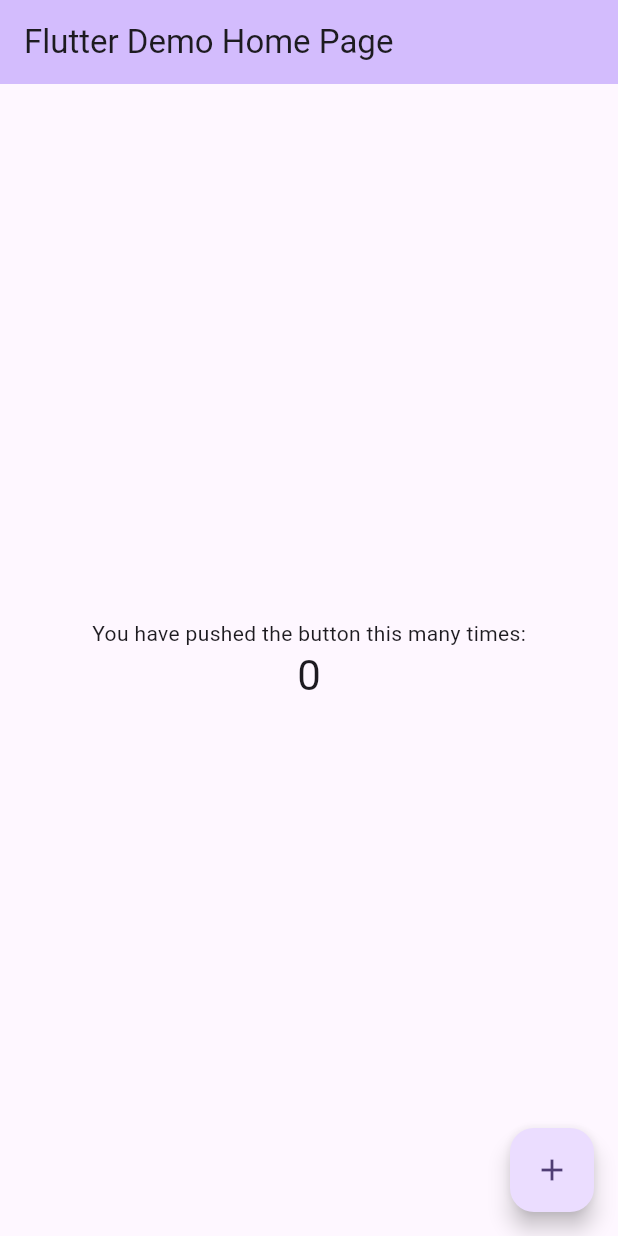
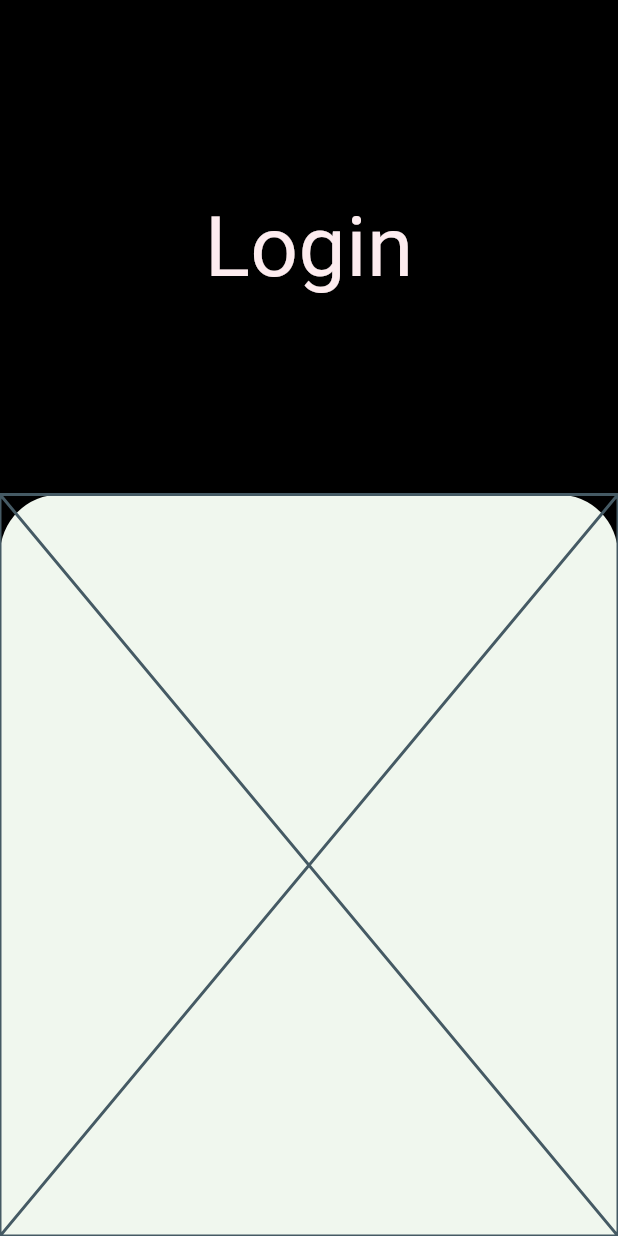
Before and after one commit to yurifilgueira/login_app_flutter, a Flutter app: the screen it shows after launch, on a phone screen of 412 x 824 dp. Run offline on Flutter 3.47's test engine with Material 3 defaults, Android fonts, the phone set to English and light mode, and no system bars.

Commit message:
Feat: Layout done

```diff
--- a/lib/main.dart
+++ b/lib/main.dart
@@ -13,113 +13,111 @@ class MyApp extends StatelessWidget {
     return MaterialApp(
       title: 'Flutter Demo',
       theme: ThemeData(
-        // This is the theme of your application.
-        //
-        // TRY THIS: Try running your application with "flutter run". You'll see
-        // the application has a purple toolbar. Then, without quitting the app,
-        // try changing the seedColor in the colorScheme below to Colors.green
-        // and then invoke "hot reload" (save your changes or press the "hot
-        // reload" button in a Flutter-supported IDE, or press "r" if you used
-        // the command line to start the app).
-        //
-        // Notice that the counter didn't reset back to zero; the application
-        // state is not lost during the reload. To reset the state, use hot
-        // restart instead.
-        //
-        // This works for code too, not just values: Most code changes can be
-        // tested with just a hot reload.
-        colorScheme: ColorScheme.fromSeed(seedColor: Colors.deepPurple),
+        colorScheme: _getColorScheme(),
         useMaterial3: true,
       ),
-      home: const MyHomePage(title: 'Flutter Demo Home Page'),
+      home: const LoginPage(title: 'Flutter Demo Home Page'),
+    );
+  }
+
+  _getColorScheme() {
+    const primary = Color.fromRGBO(116, 114, 116, 1);
+    const onPrimary = Color.fromRGBO(253, 236, 239, 1);
+    const primaryContainer = Color.fromRGBO(240, 247, 238, 1);
+    const onPrimaryContainer = Color.fromRGBO(93, 115, 126, 1);
+    const secondary = Color.fromRGBO(220, 168, 182, 1);
+    const errorColor = Colors.red;
+    const onErrorColor = Colors.white;
+
+    return const ColorScheme(
+      primary: primary,
+      onPrimary: onPrimary,
+      primaryContainer: primaryContainer,
+      onPrimaryContainer: onPrimaryContainer,
+      secondary: secondary,
+      onSecondary: onPrimary,
+      brightness: Brightness.dark,
+      error: errorColor,
+      onError: onErrorColor,
+      surface: Colors.black,
+      onSurface: onPrimary,
     );
   }
 }
 
-class MyHomePage extends StatefulWidget {
-  const MyHomePage({super.key, required this.title});
-
-  // This widget is the home page of your application. It is stateful, meaning
-  // that it has a State object (defined below) that contains fields that affect
-  // how it looks.
-
-  // This class is the configuration for the state. It holds the values (in this
-  // case the title) provided by the parent (in this case the App widget) and
-  // used by the build method of the State. Fields in a Widget subclass are
-  // always marked "final".
+class LoginPage extends StatefulWidget {
+  const LoginPage({super.key, required this.title});
 
   final String title;
 
   @override
-  State<MyHomePage> createState() => _MyHomePageState();
+  State<LoginPage> createState() => _LoginPageState();
 }
 
-class _MyHomePageState extends State<MyHomePage> {
-  int _counter = 0;
+class _LoginPageState extends State<LoginPage> {
+  @override
+  Widget build(BuildContext context) {
+    return Scaffold(
+      backgroundColor: Theme.of(context).colorScheme.surface,
+      body: Column(
+        children: [
+          SizedBox(
+            height: MediaQuery.of(context).size.height * 0.40,
+            child: const Align(
+              alignment: Alignment.center,
+              child: LoginText(),
+          )),
+          const Expanded(
+            child: LoginCard(),
+          ),
+        ],
+      ),
+    );
+  }
+}
 
-  void _incrementCounter() {
-    setState(() {
-      // This call to setState tells the Flutter framework that something has
-      // changed in this State, which causes it to rerun the build method below
-      // so that the display can reflect the updated values. If we changed
-      // _counter without calling setState(), then the build method would not be
-      // called again, and so nothing would appear to happen.
-      _counter++;
-    });
-  }
+class LoginCard extends StatelessWidget {
+  const LoginCard({
+    super.key,
+  });
 
   @override
   Widget build(BuildContext context) {
-    // This method is rerun every time setState is called, for instance as done
-    // by the _incrementCounter method above.
-    //
-    // The Flutter framework has been optimized to make rerunning build methods
-    // fast, so that you can just rebuild anything that needs updating rather
-    // than having to individually change instances of widgets.
-    return Scaffold(
-      appBar: AppBar(
-        // TRY THIS: Try changing the color here to a specific color (to
-        // Colors.amber, perhaps?) and trigger a hot reload to see the AppBar
-        // change color while the other colors stay the same.
-        backgroundColor: Theme.of(context).colorScheme.inversePrimary,
-        // Here we take the value from the MyHomePage object that was created by
-        // the App.build method, and use it to set our appbar title.
-        title: Text(widget.title),
-      ),
-      body: Center(
-        // Center is a layout widget. It takes a single child and positions it
-        // in the middle of the parent.
-        child: Column(
-          // Column is also a layout widget. It takes a list of children and
-          // arranges them vertically. By default, it sizes itself to fit its
-          // children horizontally, and tries to be as tall as its parent.
-          //
-          // Column has various properties to control how it sizes itself and
-          // how it positions its children. Here we use mainAxisAlignment to
-          // center the children vertically; the main axis here is the vertical
-          // axis because Columns are vertical (the cross axis would be
-          // horizontal).
-          //
-          // TRY THIS: Invoke "debug painting" (choose the "Toggle Debug Paint"
-          // action in the IDE, or press "p" in the console), to see the
-          // wireframe for each widget.
-          mainAxisAlignment: MainAxisAlignment.center,
-          children: <Widget>[
-            const Text(
-              'You have pushed the button this many times:',
-            ),
-            Text(
-              '$_counter',
-              style: Theme.of(context).textTheme.headlineMedium,
-            ),
-          ],
+    return Align(
+      alignment: Alignment.bottomCenter,
+      child: SizedBox(
+        height: MediaQuery.of(context).size.height * 0.60,
+        width: double.infinity,
+        child: Container(
+          decoration: _getDecorationLoginContainer(context),
+          child: const Placeholder(),
         ),
       ),
-      floatingActionButton: FloatingActionButton(
-        onPressed: _incrementCounter,
-        tooltip: 'Increment',
-        child: const Icon(Icons.add),
-      ), // This trailing comma makes auto-formatting nicer for build methods.
+    );
+  }
+
+  BoxDecoration _getDecorationLoginContainer(BuildContext context) {
+    return const BoxDecoration(
+      borderRadius: BorderRadius.only(
+        topLeft: Radius.circular(40),
+        topRight: Radius.circular(40),
+      ),
+      color: Color.fromRGBO(240, 247, 238, 1),
     );
   }
 }
+
+class LoginText extends StatelessWidget {
+  const LoginText({
+    super.key
+  });
+
+  @override
+  Widget build(BuildContext context) {
+
+    return  Text(
+      "Login",
+      style: TextStyle(color: Theme.of(context).colorScheme.onSurface, fontSize: 56),
+    );
+  }
+}
```
